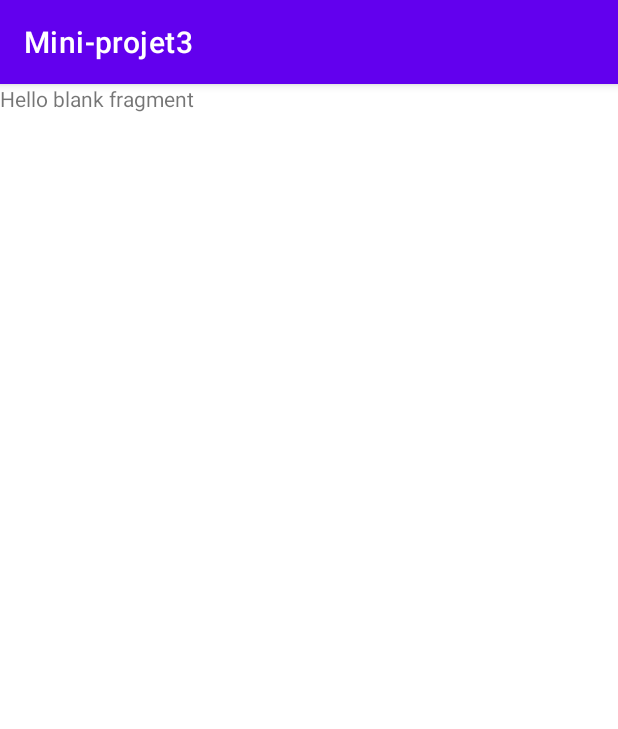
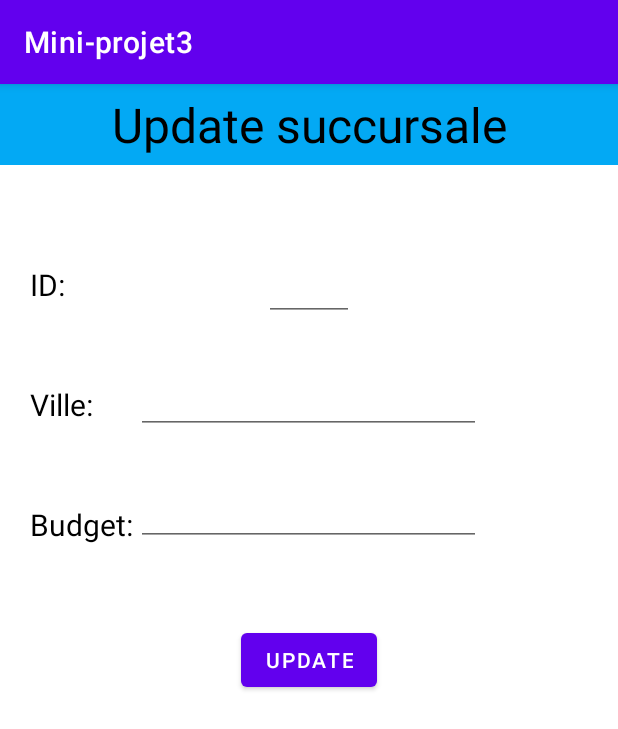
Before and after one commit to malick1234/Miniprojet3, an Android app: the UpdateFragment screen opened through its navigation route, on a phone screen of 412 x 824 dp. Shown: the top 729 px of the screen. Run offline under Robolectric (Android 15) with nearby library versions, the phone set to English and light mode, and no system bars.

Commit message:
update fragment pas code

```diff
--- a/app/src/main/res/layout/fragment_list.xml
+++ b/app/src/main/res/layout/fragment_list.xml
@@ -30,13 +30,13 @@
         app:layout_constraintEnd_toEndOf="parent"
         app:layout_constraintHorizontal_bias="0.0"
         app:layout_constraintStart_toStartOf="parent"
-        app:layout_constraintTop_toBottomOf="@+id/textView6"
+        app:layout_constraintTop_toBottomOf="@+id/tvUpdate"
         app:layout_constraintVertical_bias="1.0">
 
     </androidx.recyclerview.widget.RecyclerView>
 
     <TextView
-        android:id="@+id/textView6"
+        android:id="@+id/tvUpdate"
         android:layout_width="0dp"
         android:layout_height="54dp"
         android:background="#03A9F4"
--- a/app/src/main/res/layout/fragment_update.xml
+++ b/app/src/main/res/layout/fragment_update.xml
@@ -5,10 +5,82 @@
     android:layout_height="match_parent"
     tools:context=".UpdateFragment">
 
-    <!-- TODO: Update blank fragment layout -->
     <TextView
+        android:id="@+id/tvUpdate"
         android:layout_width="match_parent"
-        android:layout_height="match_parent"
-        android:text="@string/hello_blank_fragment" />
+        android:layout_height="54dp"
+        android:background="#03A9F4"
+        android:gravity="center"
+        android:text="@string/txt_update"
+        android:textColor="@color/black"
+        android:textSize="32sp"/>
+
+    <TextView
+        android:id="@+id/tvId"
+        android:layout_width="wrap_content"
+        android:layout_height="wrap_content"
+        android:layout_marginLeft="20dp"
+        android:layout_marginTop="120dp"
+        android:text="ID:"
+        android:textColor="@color/black"
+        android:textSize="20sp" />
+
+    <TextView
+        android:id="@+id/tvVilleMod"
+        android:layout_width="wrap_content"
+        android:layout_height="wrap_content"
+        android:layout_marginLeft="20dp"
+        android:layout_marginTop="200dp"
+        android:text="Ville:"
+        android:textColor="@color/black"
+        android:textSize="20sp" />
+
+    <TextView
+        android:id="@+id/tvBudgetMod"
+        android:layout_width="wrap_content"
+        android:layout_height="wrap_content"
+        android:layout_marginLeft="20dp"
+        android:layout_marginTop="280dp"
+        android:text="Budget:"
+        android:textColor="@color/black"
+        android:textSize="20sp" />
+
+    <EditText
+        android:id="@+id/etID"
+        android:layout_width="60dp"
+        android:layout_height="wrap_content"
+        android:layout_gravity="center|top"
+        android:layout_marginTop="110dp"
+        android:ems="10"
+        android:inputType="text"
+        android:textSize="20sp" />
+
+    <EditText
+        android:id="@+id/etVilleMod"
+        android:layout_width="230dp"
+        android:layout_height="wrap_content"
+        android:layout_gravity="center|top"
+        android:layout_marginTop="185dp"
+        android:ems="10"
+        android:inputType="text"
+        android:textSize="20sp" />
+
+    <EditText
+        android:id="@+id/etBudgetMod"
+        android:layout_width="230dp"
+        android:layout_height="wrap_content"
+        android:layout_gravity="center|top"
+        android:layout_marginTop="260dp"
+        android:ems="10"
+        android:inputType="text"
+        android:textSize="20sp" />
+
+    <Button
+        android:id="@+id/btnUpdate"
+        android:layout_width="wrap_content"
+        android:layout_height="wrap_content"
+        android:layout_gravity="center|top"
+        android:layout_marginTop="360dp"
+        android:text="Update" />
 
 </FrameLayout>
--- a/app/src/main/res/values/strings.xml
+++ b/app/src/main/res/values/strings.xml
@@ -13,4 +13,5 @@
     <string name="context_budget">Budget</string>
     <string name="txt_afficher_budget">Afficher budget</string>
     <string name="txt_retour">Retour</string>
+    <string name="txt_update">Update succursale</string>
 </resources>
```
